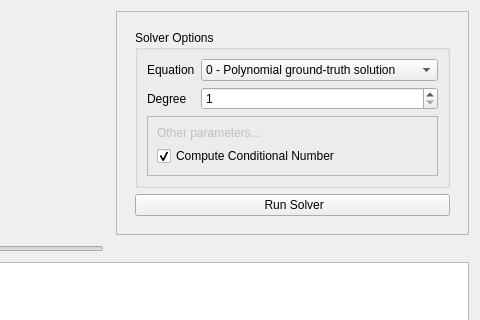
Above: src/solverwidget.ui from DanielaCabiddu/PEMesh.2 before the change; both pictures show x 113 to 593 and y 0 to 320 of the 593 by 418 pixel window. Below: the same form after it.
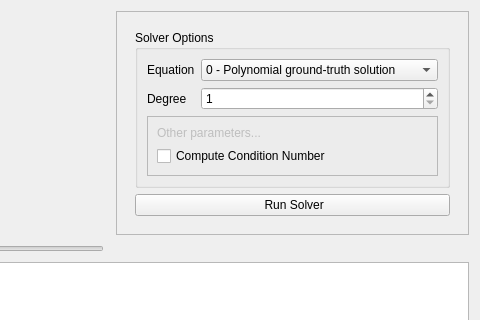
That is the form after the change. Icons and pictures are not drawn. Custom widgets are drawn as their Qt base class.

```diff
--- a/src/solverwidget.ui
+++ b/src/solverwidget.ui
@@ -105,10 +105,10 @@
                <item>
                 <widget class="QCheckBox" name="cond_number_cb">
                  <property name="text">
-                  <string>Compute Conditional Number</string>
+                  <string>Compute Condition Number</string>
                  </property>
                  <property name="checked">
-                  <bool>true</bool>
+                  <bool>false</bool>
                  </property>
                 </widget>
                </item>
```
